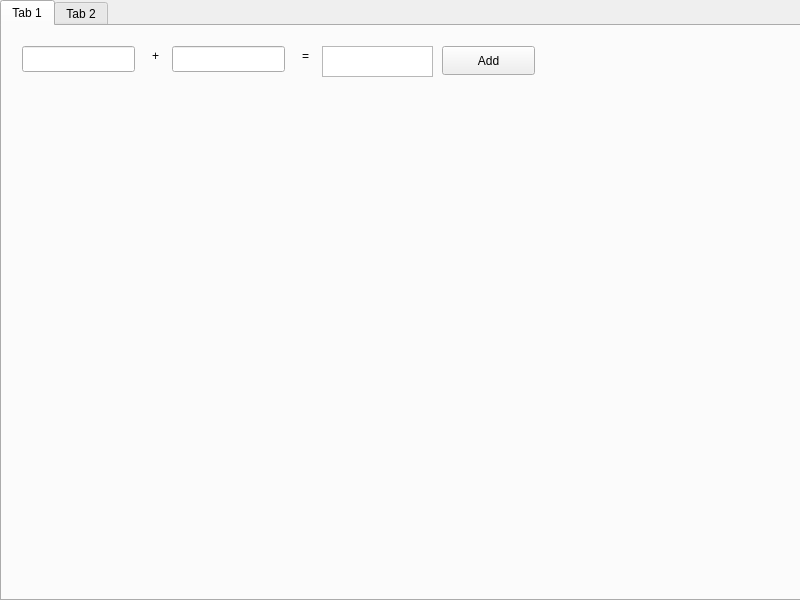
Qt form BWB_GUI/form.ui (bsannar/Capstone_BWB) before a commit.
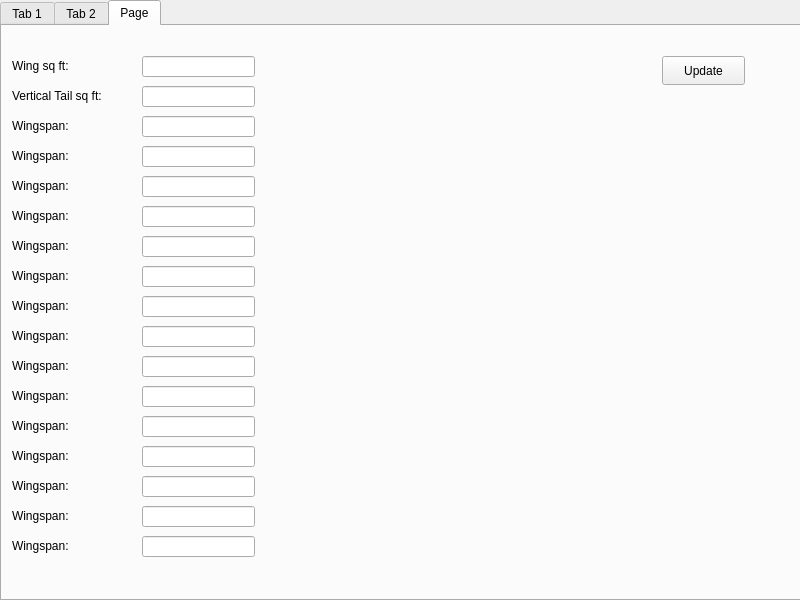
The same form after that commit. The open tabs and pages were chosen to show the change. Icons and pictures are not drawn.

```diff
--- a/BWB_GUI/form.ui
+++ b/BWB_GUI/form.ui
@@ -190,6 +190,415 @@
      </property>
     </widget>
    </widget>
+   <widget class="QWidget" name="tab_3">
+    <attribute name="title">
+     <string>Page</string>
+    </attribute>
+    <widget class="QLabel" name="lbWingspan">
+     <property name="geometry">
+      <rect>
+       <x>10</x>
+       <y>30</y>
+       <width>121</width>
+       <height>20</height>
+      </rect>
+     </property>
+     <property name="text">
+      <string>Wing sq ft:</string>
+     </property>
+    </widget>
+    <widget class="QLineEdit" name="txtWingspan">
+     <property name="geometry">
+      <rect>
+       <x>140</x>
+       <y>30</y>
+       <width>113</width>
+       <height>21</height>
+      </rect>
+     </property>
+    </widget>
+    <widget class="QLabel" name="lbTailspan">
+     <property name="geometry">
+      <rect>
+       <x>10</x>
+       <y>60</y>
+       <width>121</width>
+       <height>20</height>
+      </rect>
+     </property>
+     <property name="text">
+      <string>Vertical Tail sq ft:</string>
+     </property>
+    </widget>
+    <widget class="QLineEdit" name="txtTailspan">
+     <property name="geometry">
+      <rect>
+       <x>140</x>
+       <y>60</y>
+       <width>113</width>
+       <height>21</height>
+      </rect>
+     </property>
+    </widget>
+    <widget class="QLabel" name="label_5">
+     <property name="geometry">
+      <rect>
+       <x>10</x>
+       <y>90</y>
+       <width>121</width>
+       <height>20</height>
+      </rect>
+     </property>
+     <property name="text">
+      <string>Wingspan:</string>
+     </property>
+    </widget>
+    <widget class="QLineEdit" name="lineEdit_5">
+     <property name="geometry">
+      <rect>
+       <x>140</x>
+       <y>90</y>
+       <width>113</width>
+       <height>21</height>
+      </rect>
+     </property>
+    </widget>
+    <widget class="QLabel" name="label_6">
+     <property name="geometry">
+      <rect>
+       <x>10</x>
+       <y>120</y>
+       <width>121</width>
+       <height>20</height>
+      </rect>
+     </property>
+     <property name="text">
+      <string>Wingspan:</string>
+     </property>
+    </widget>
+    <widget class="QLineEdit" name="lineEdit_6">
+     <property name="geometry">
+      <rect>
+       <x>140</x>
+       <y>120</y>
+       <width>113</width>
+       <height>21</height>
+      </rect>
+     </property>
+    </widget>
+    <widget class="QLabel" name="label_7">
+     <property name="geometry">
+      <rect>
+       <x>10</x>
+       <y>150</y>
+       <width>121</width>
+       <height>20</height>
+      </rect>
+     </property>
+     <property name="text">
+      <string>Wingspan:</string>
+     </property>
+    </widget>
+    <widget class="QLineEdit" name="lineEdit_7">
+     <property name="geometry">
+      <rect>
+       <x>140</x>
+       <y>150</y>
+       <width>113</width>
+       <height>21</height>
+      </rect>
+     </property>
+    </widget>
+    <widget class="QLabel" name="label_8">
+     <property name="geometry">
+      <rect>
+       <x>10</x>
+       <y>180</y>
+       <width>121</width>
+       <height>20</height>
+      </rect>
+     </property>
+     <property name="text">
+      <string>Wingspan:</string>
+     </property>
+    </widget>
+    <widget class="QLineEdit" name="lineEdit_8">
+     <property name="geometry">
+      <rect>
+       <x>140</x>
+       <y>180</y>
+       <width>113</width>
+       <height>21</height>
+      </rect>
+     </property>
+    </widget>
+    <widget class="QLabel" name="label_9">
+     <property name="geometry">
+      <rect>
+       <x>10</x>
+       <y>210</y>
+       <width>121</width>
+       <height>20</height>
+      </rect>
+     </property>
+     <property name="text">
+      <string>Wingspan:</string>
+     </property>
+    </widget>
+    <widget class="QLineEdit" name="lineEdit_9">
+     <property name="geometry">
+      <rect>
+       <x>140</x>
+       <y>210</y>
+       <width>113</width>
+       <height>21</height>
+      </rect>
+     </property>
+    </widget>
+    <widget class="QLabel" name="label_10">
+     <property name="geometry">
+      <rect>
+       <x>10</x>
+       <y>240</y>
+       <width>121</width>
+       <height>20</height>
+      </rect>
+     </property>
+     <property name="text">
+      <string>Wingspan:</string>
+     </property>
+    </widget>
+    <widget class="QLineEdit" name="lineEdit_10">
+     <property name="geometry">
+      <rect>
+       <x>140</x>
+       <y>240</y>
+       <width>113</width>
+       <height>21</height>
+      </rect>
+     </property>
+    </widget>
+    <widget class="QLabel" name="label_11">
+     <property name="geometry">
+      <rect>
+       <x>10</x>
+       <y>270</y>
+       <width>121</width>
+       <height>20</height>
+      </rect>
+     </property>
+     <property name="text">
+      <string>Wingspan:</string>
+     </property>
+    </widget>
+    <widget class="QLineEdit" name="lineEdit_11">
+     <property name="geometry">
+      <rect>
+       <x>140</x>
+       <y>270</y>
+       <width>113</width>
+       <height>21</height>
+      </rect>
+     </property>
+    </widget>
+    <widget class="QLabel" name="label_12">
+     <property name="geometry">
+      <rect>
+       <x>10</x>
+       <y>300</y>
+       <width>121</width>
+       <height>20</height>
+      </rect>
+     </property>
+     <property name="text">
+      <string>Wingspan:</string>
+     </property>
+    </widget>
+    <widget class="QLineEdit" name="lineEdit_12">
+     <property name="geometry">
+      <rect>
+       <x>140</x>
+       <y>300</y>
+       <width>113</width>
+       <height>21</height>
+      </rect>
+     </property>
+    </widget>
+    <widget class="QLabel" name="label_13">
+     <property name="geometry">
+      <rect>
+       <x>10</x>
+       <y>330</y>
+       <width>121</width>
+       <height>20</height>
+      </rect>
+     </property>
+     <property name="text">
+      <string>Wingspan:</string>
+     </property>
+    </widget>
+    <widget class="QLineEdit" name="lineEdit_13">
+     <property name="geometry">
+      <rect>
+       <x>140</x>
+       <y>330</y>
+       <width>113</width>
+       <height>21</height>
+      </rect>
+     </property>
+    </widget>
+    <widget class="QLabel" name="label_14">
+     <property name="geometry">
+      <rect>
+       <x>10</x>
+       <y>360</y>
+       <width>121</width>
+       <height>20</height>
+      </rect>
+     </property>
+     <property name="text">
+      <string>Wingspan:</string>
+     </property>
+    </widget>
+    <widget class="QLineEdit" name="lineEdit_14">
+     <property name="geometry">
+      <rect>
+       <x>140</x>
+       <y>360</y>
+       <width>113</width>
+       <height>21</height>
+      </rect>
+     </property>
+    </widget>
+    <widget class="QLabel" name="label_15">
+     <property name="geometry">
+      <rect>
+       <x>10</x>
+       <y>390</y>
+       <width>121</width>
+       <height>20</height>
+      </rect>
+     </property>
+     <property name="text">
+      <string>Wingspan:</string>
+     </property>
+    </widget>
+    <widget class="QLineEdit" name="lineEdit_15">
+     <property name="geometry">
+      <rect>
+       <x>140</x>
+       <y>390</y>
+       <width>113</width>
+       <height>21</height>
+      </rect>
+     </property>
+    </widget>
+    <widget class="QLabel" name="label_16">
+     <property name="geometry">
+      <rect>
+       <x>10</x>
+       <y>420</y>
+       <width>121</width>
+       <height>20</height>
+      </rect>
+     </property>
+     <property name="text">
+      <string>Wingspan:</string>
+     </property>
+    </widget>
+    <widget class="QLineEdit" name="lineEdit_16">
+     <property name="geometry">
+      <rect>
+       <x>140</x>
+       <y>420</y>
+       <width>113</width>
+       <height>21</height>
+      </rect>
+     </property>
+    </widget>
+    <widget class="QLabel" name="label_17">
+     <property name="geometry">
+      <rect>
+       <x>10</x>
+       <y>450</y>
+       <width>121</width>
+       <height>20</height>
+      </rect>
+     </property>
+     <property name="text">
+      <string>Wingspan:</string>
+     </property>
+    </widget>
+    <widget class="QLineEdit" name="lineEdit_17">
+     <property name="geometry">
+      <rect>
+       <x>140</x>
+       <y>450</y>
+       <width>113</width>
+       <height>21</height>
+      </rect>
+     </property>
+    </widget>
+    <widget class="QLabel" name="label_18">
+     <property name="geometry">
+      <rect>
+       <x>10</x>
+       <y>480</y>
+       <width>121</width>
+       <height>20</height>
+      </rect>
+     </property>
+     <property name="text">
+      <string>Wingspan:</string>
+     </property>
+    </widget>
+    <widget class="QLineEdit" name="lineEdit_18">
+     <property name="geometry">
+      <rect>
+       <x>140</x>
+       <y>480</y>
+       <width>113</width>
+       <height>21</height>
+      </rect>
+     </property>
+    </widget>
+    <widget class="QLabel" name="label_19">
+     <property name="geometry">
+      <rect>
+       <x>10</x>
+       <y>510</y>
+       <width>121</width>
+       <height>20</height>
+      </rect>
+     </property>
+     <property name="text">
+      <string>Wingspan:</string>
+     </property>
+    </widget>
+    <widget class="QLineEdit" name="lineEdit_19">
+     <property name="geometry">
+      <rect>
+       <x>140</x>
+       <y>510</y>
+       <width>113</width>
+       <height>21</height>
+      </rect>
+     </property>
+    </widget>
+    <widget class="QPushButton" name="btnUpdate">
+     <property name="geometry">
+      <rect>
+       <x>660</x>
+       <y>30</y>
+       <width>83</width>
+       <height>29</height>
+      </rect>
+     </property>
+     <property name="text">
+      <string>Update</string>
+     </property>
+    </widget>
+   </widget>
   </widget>
  </widget>
  <resources/>
```
Left out of the diff: 33 changed lines with no effect on the pictures.
